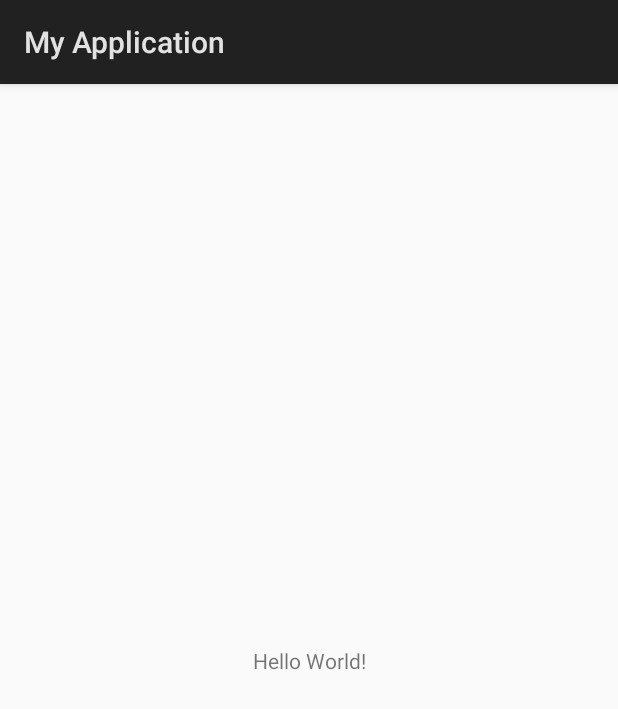
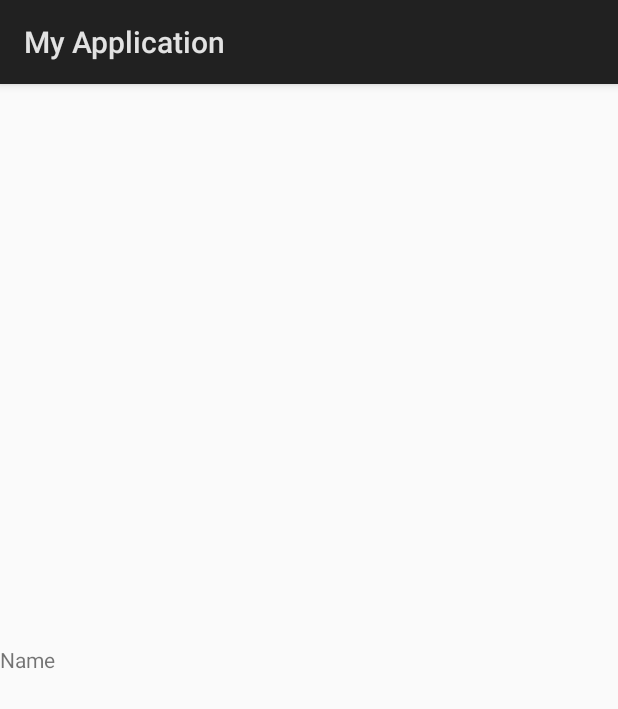
Before and after one commit to chhaichivon/android-sqlite-app, an Android app: the screen it shows after launch (MainActivity), on a phone screen of 412 x 824 dp. Shown: the top 709 px of the screen. Run offline under Robolectric (Android 15) with nearby library versions, the phone set to English and light mode, and no system bars; 7 statements that could not run were skipped.

```diff
--- a/app/build.gradle
+++ b/app/build.gradle
@@ -24,4 +24,7 @@ dependencies {
     testImplementation 'junit:junit:4.12'
     androidTestImplementation 'com.android.support.test:runner:1.0.2'
     androidTestImplementation 'com.android.support.test.espresso:espresso-core:3.0.2'
+
+    implementation 'com.squareup.picasso:picasso:2.71828'
+
 }
--- a/app/src/main/res/layout/activity_main.xml
+++ b/app/src/main/res/layout/activity_main.xml
@@ -1,18 +1,20 @@
 <?xml version="1.0" encoding="utf-8"?>
-<android.support.constraint.ConstraintLayout xmlns:android="http://schemas.android.com/apk/res/android"
+<LinearLayout xmlns:android="http://schemas.android.com/apk/res/android"
     xmlns:app="http://schemas.android.com/apk/res-auto"
     xmlns:tools="http://schemas.android.com/tools"
     android:layout_width="match_parent"
     android:layout_height="match_parent"
+    android:orientation="horizontal"
+    android:gravity="center"
     tools:context=".MainActivity">
 
     <TextView
-        android:layout_width="wrap_content"
-        android:layout_height="wrap_content"
-        android:text="Hello World!"
-        app:layout_constraintBottom_toBottomOf="parent"
-        app:layout_constraintLeft_toLeftOf="parent"
-        app:layout_constraintRight_toRightOf="parent"
-        app:layout_constraintTop_toTopOf="parent" />
+        android:text="Name"
+        android:layout_width="match_parent"
+        android:layout_height="wrap_content" />
 
-</android.support.constraint.ConstraintLayout>
+    <EditText
+
+        android:layout_width="match_parent"
+        android:layout_height="wrap_content" />
+</LinearLayout>
--- a/build.gradle
+++ b/build.gradle
@@ -7,7 +7,7 @@ buildscript {
         jcenter()
     }
     dependencies {
-        classpath 'com.android.tools.build:gradle:3.4.1'
+        classpath 'com.android.tools.build:gradle:3.4.2'
 
 
         // NOTE: Do not place your application dependencies here; they belong
```
